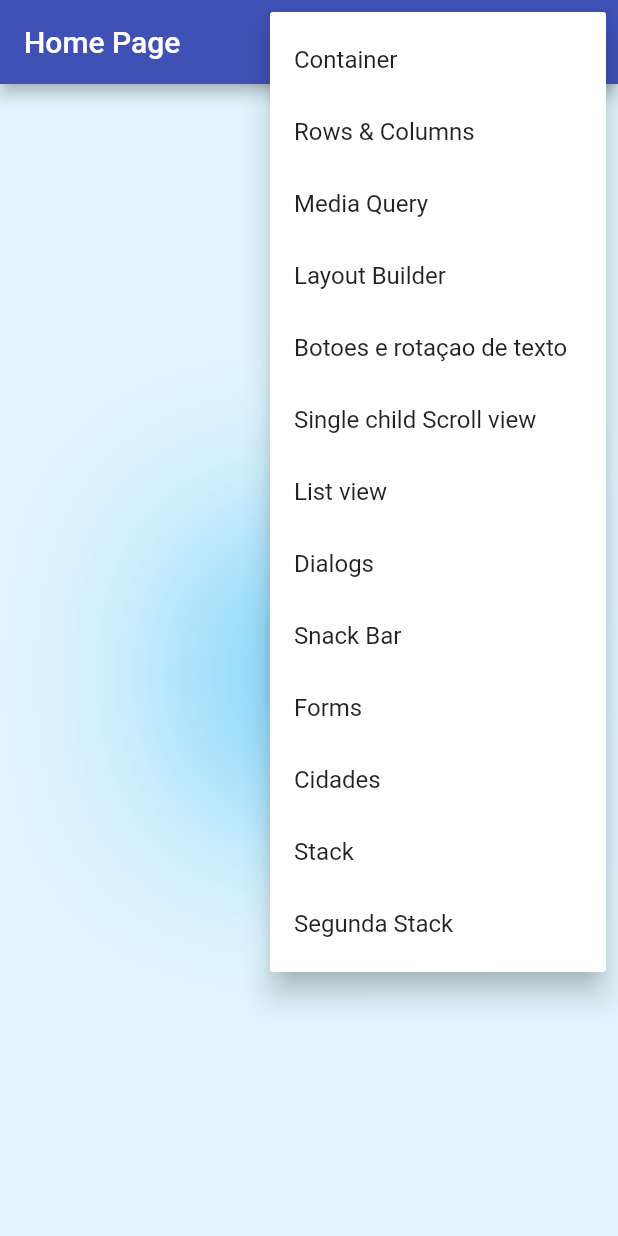
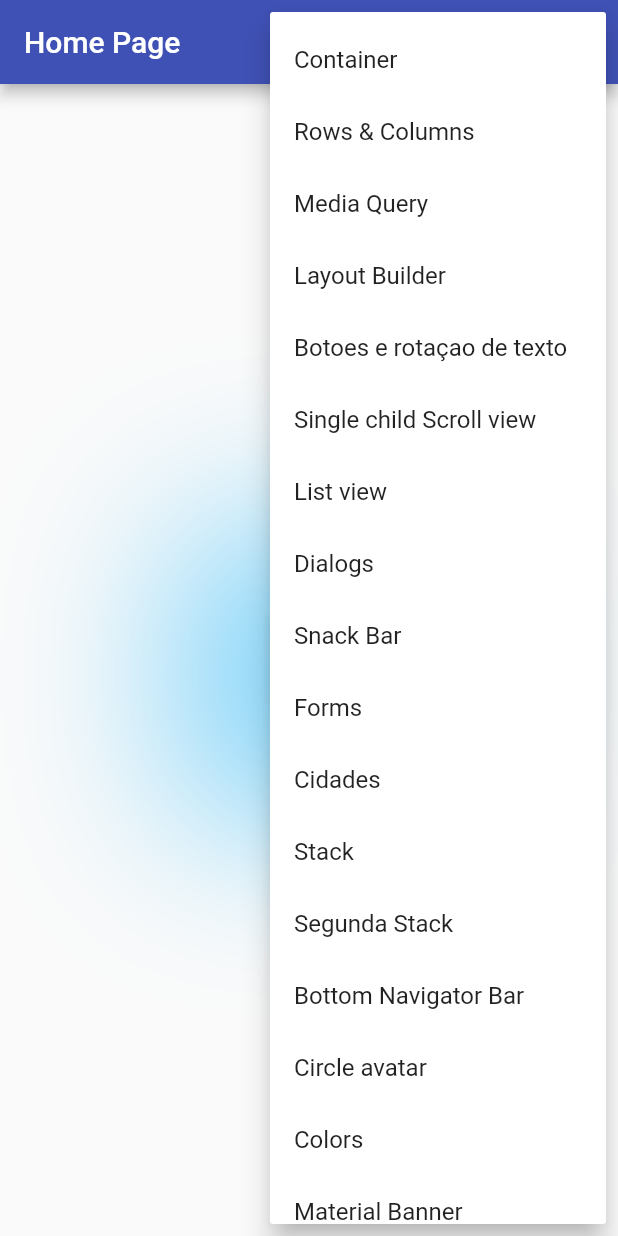
Before and after one commit to manuelzzz/flutter-first-project, a Flutter app: the screen it shows after launch, after a tap on the "arrow drop down" icon, on a phone screen of 412 x 824 dp. Run offline on Flutter 3.47's test engine with Material 2 defaults, Android fonts, the phone set to English and light mode, and no system bars; our stand-ins replace device_preview.

Commit message:
MaterialBanner usage, and, last update of module

```diff
--- a/lib/main.dart
+++ b/lib/main.dart
@@ -2,11 +2,15 @@ import 'package:device_preview/device_preview.dart';
 import 'package:flutter/material.dart';
 import 'package:flutter_first_project/pages/botoes_rotacao_texto/botoes_rotacao_texto_page.dart';
 import 'package:flutter_first_project/pages/cidades/cidades_page.dart';
+import 'package:flutter_first_project/pages/circle_avatar/circle_avatar_page.dart';
+import 'package:flutter_first_project/pages/colors/colors_page.dart';
 import 'package:flutter_first_project/pages/container/container_page.dart';
 import 'package:flutter_first_project/pages/dialogs/dialogs_page.dart';
+import 'package:flutter_first_project/pages/bottom_navigator_bar/bottom_navigator_bar_page.dart';
 import 'package:flutter_first_project/pages/forms/forms_page.dart';
 import 'package:flutter_first_project/pages/home/home_page.dart';
 import 'package:flutter_first_project/pages/layout_builder/layout_builder_page.dart';
+import 'package:flutter_first_project/pages/material_banner/material_banner_page.dart';
 import 'package:flutter_first_project/pages/rows_columns/rows_columns_page.dart';
 import 'package:flutter_first_project/pages/media_query/media_query_page.dart';
 import 'package:flutter_first_project/pages/scrolls/listview_page.dart';
@@ -41,7 +45,6 @@ class MyApp extends StatelessWidget {
             backgroundColor: Colors.blueGrey.shade700,
           ),
         ),
-        scaffoldBackgroundColor: Colors.lightBlue[50],
       ),
       useInheritedMediaQuery: true,
       locale: DevicePreview.locale(context),
@@ -63,6 +66,10 @@ class MyApp extends StatelessWidget {
         '/cidades': (_) => CidadesPage(),
         '/stack': (_) => StackPage(),
         '/stack2': (_) => StackPage2(),
+        '/bottomNavigatorBar': (_) => BottomNavigatorBarPage(),
+        '/circleAvatar': (_) => CircleAvatarPage(),
+        '/colors': (_) => ColorsPage(),
+        '/materialBanner': (_) => MaterialBannerPage(),
       },
     );
   }
--- a/lib/pages/home/home_page.dart
+++ b/lib/pages/home/home_page.dart
@@ -14,6 +14,10 @@ enum PopupMenuPages {
   cidades,
   stack,
   stack2,
+  bottomNavigatorBar,
+  circleAvatar,
+  colors,
+  materialBanner,
 }
 
 class HomePage extends StatelessWidget {
@@ -76,6 +80,18 @@ class HomePage extends StatelessWidget {
                 case PopupMenuPages.stack2:
                   Navigator.of(context).pushNamed('/stack2');
                   break;
+                case PopupMenuPages.bottomNavigatorBar:
+                  Navigator.of(context).pushNamed('/bottomNavigatorBar');
+                  break;
+                case PopupMenuPages.circleAvatar:
+                  Navigator.of(context).pushNamed('/circleAvatar');
+                  break;
+                case PopupMenuPages.colors:
+                  Navigator.of(context).pushNamed('/colors');
+                  break;
+                case PopupMenuPages.materialBanner:
+                  Navigator.of(context).pushNamed('/materialBanner');
+                  break;
               }
             },
             itemBuilder: (BuildContext context) {
@@ -132,6 +148,22 @@ class HomePage extends StatelessWidget {
                   value: PopupMenuPages.stack2,
                   child: Text('Segunda Stack'),
                 ),
+                PopupMenuItem<PopupMenuPages>(
+                  value: PopupMenuPages.bottomNavigatorBar,
+                  child: Text('Bottom Navigator Bar'),
+                ),
+                PopupMenuItem<PopupMenuPages>(
+                  value: PopupMenuPages.circleAvatar,
+                  child: Text('Circle avatar'),
+                ),
+                PopupMenuItem<PopupMenuPages>(
+                  value: PopupMenuPages.colors,
+                  child: Text('Colors'),
+                ),
+                PopupMenuItem<PopupMenuPages>(
+                  value: PopupMenuPages.materialBanner,
+                  child: Text('Material Banner'),
+                ),
               ];
             },
           )
```
Also changed, not shown: lib/pages/material_banner/material_banner_page.dart (added, +70 -0 lines).
